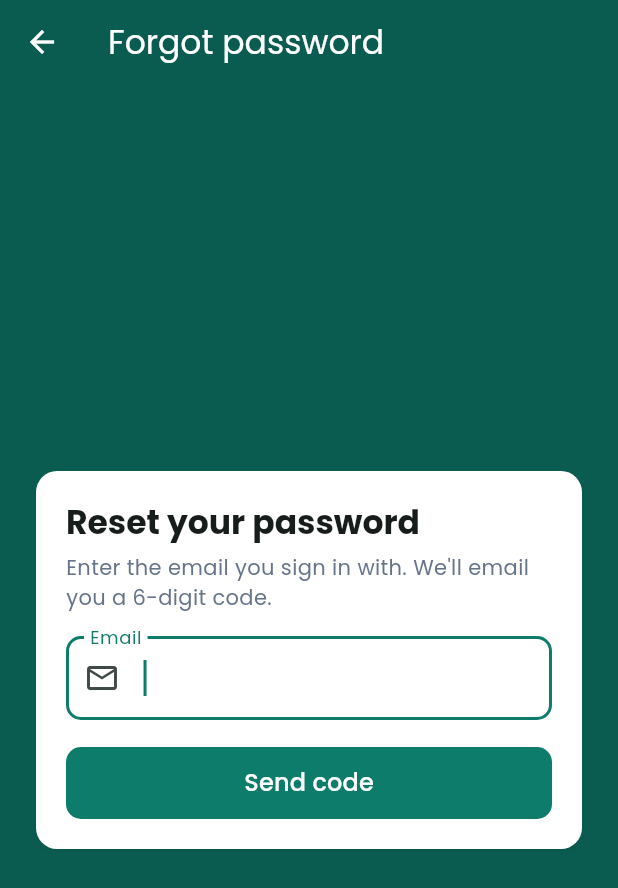
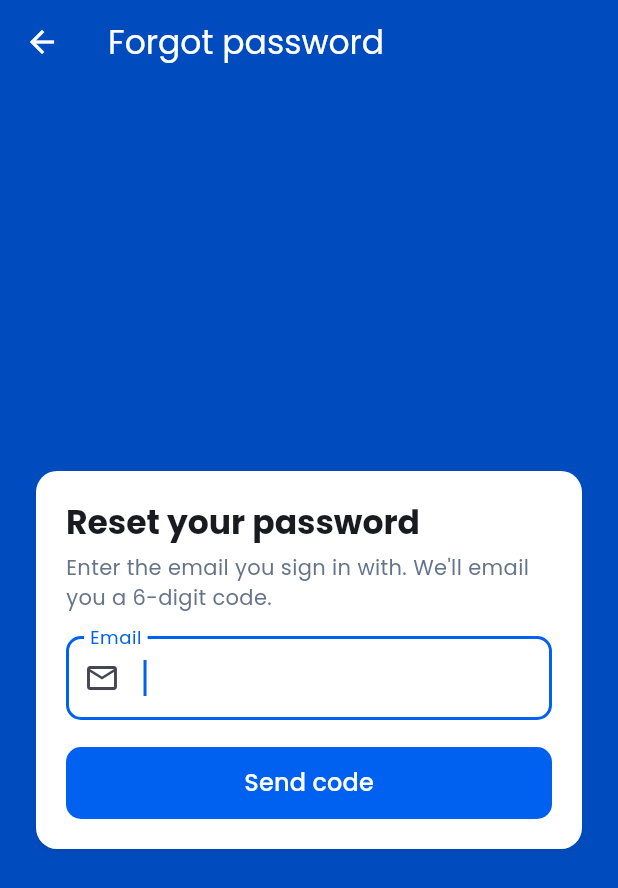
Before and after one commit to chandlerdev/servicepro, a Flutter app: the ForgotPasswordScreen screen opened by its route, on a phone screen of 412 x 824 dp. Shown: the top 888 px of the screen. Run offline on Flutter 3.47's test engine with Material 3 defaults, Android fonts, the phone set to English and light mode, and no system bars; our stand-ins replace flutter_native_splash, flutter_secure_storage, go_router, google_maps_flutter; accounts and stored records are empty.

Commit message:
Brand colours blue #0060F0 + green #22B14C; Android icon slightly smaller
- admin + mobile: main colour blue #0060F0 (dark #004BBD, tint #E5EEFE), accent /
  success green #22B14C (#188A3B for text); status colours unchanged
- Android launcher + Android 12 splash: logo at ~80% of the icon circle

Co-Authored-By: Claude Opus 5.5 <noreply@anthropic.com>

```diff
--- a/mobile/lib/config/app_theme.dart
+++ b/mobile/lib/config/app_theme.dart
@@ -4,23 +4,25 @@ import 'package:flutter/material.dart';
 class AppColors {
   AppColors._();
 
-  static const brand = Color(0xFF0E7C6B);
-  static const brandDark = Color(0xFF0A5C50);
-  static const brandLight = Color(0xFFE6F4F1);
+  // ServProWare brand: blue #0060F0 (main) + green #22B14C (accent / success)
+  static const brand = Color(0xFF0060F0);
+  static const brandDark = Color(0xFF004BBD);
+  static const brandLight = Color(0xFFE5EEFE);
+  static const accent = Color(0xFF22B14C);
   static const ink = Color(0xFF1A2430);
   static const muted = Color(0xFF66748A);
   static const line = Color(0xFFE3E8EF);
   static const bg = Color(0xFFF2F5F8);
   static const danger = Color(0xFFC93A3A);
   static const warn = Color(0xFFB97A12);
-  static const ok = Color(0xFF2E7D32);
+  static const ok = Color(0xFF188A3B); // brand green, deepened for readable text
   static const navy = Color(0xFF122333);
   static const doneStop = Color(0xFF9FB3A8);
 
   static const warnBg = Color(0xFFFFF4E0);
   static const warnBorder = Color(0xFFEED9AC);
-  static const okBg = Color(0xFFE8F4E9);
-  static const okBorder = Color(0xFFBFDEC2);
+  static const okBg = Color(0xFFE7F6EC);
+  static const okBorder = Color(0xFFB9E3C6);
 }
 
 class AppFonts {
@@ -35,7 +37,7 @@ class AppFonts {
   'CONFIRMED' => (const Color(0xFFE6F4F1), const Color(0xFF0A6C5C)),
   'EN_ROUTE' => (const Color(0xFFEEE5FB), const Color(0xFF6B3FB2)),
   'DELAYED' => (const Color(0xFFFDECEC), const Color(0xFFC93A3A)),
-  'COMPLETED' => (const Color(0xFFE8F4E9), const Color(0xFF2E7D32)),
+  'COMPLETED' => (AppColors.okBg, AppColors.ok),
   'CANCELLED' => (const Color(0xFFF0F0F0), const Color(0xFF777777)),
   _ => (const Color(0xFFFFF4E0), const Color(0xFFB97A12)),
 };
--- a/mobile/pubspec.yaml
+++ b/mobile/pubspec.yaml
@@ -73,5 +73,5 @@ flutter_launcher_icons:
   web:
     generate: true
     image_path: assets/icon/icon.png
-    background_color: "#0A5C50"
-    theme_color: "#0A5C50"
+    background_color: "#0060F0"
+    theme_color: "#0060F0"
```
Also changed, not shown: mobile/assets/icon/icon_foreground.png, mobile/assets/splash/logo_android12.png, 20 other files.
